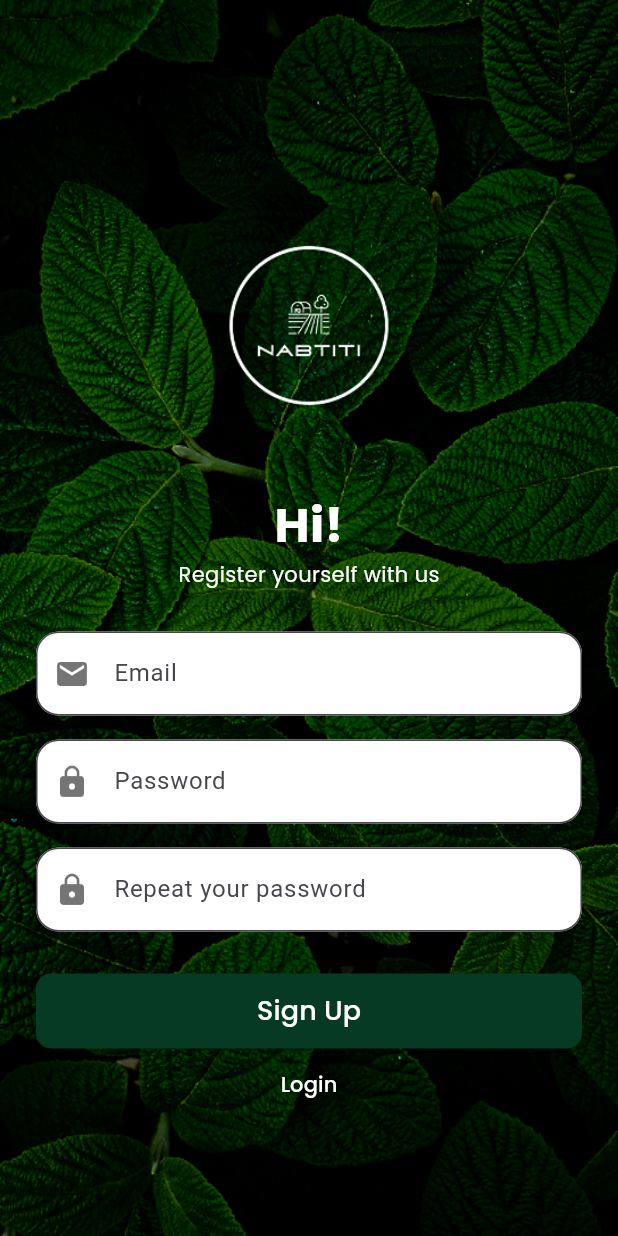
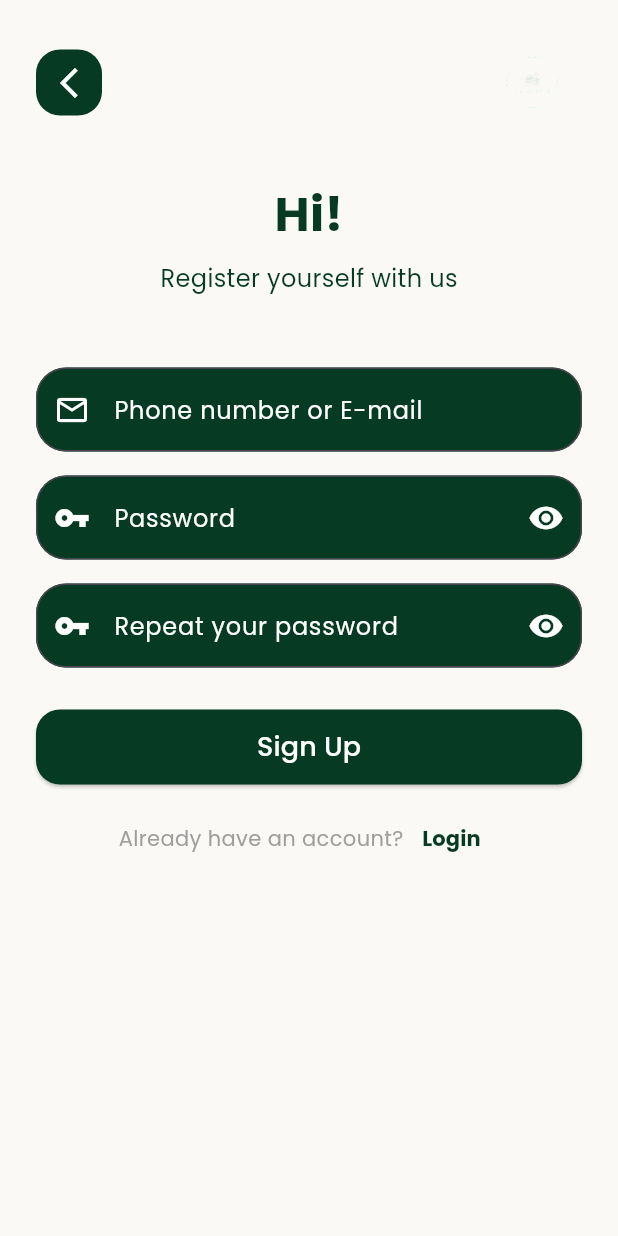
Before and after one commit to MazenDeebo/NAPTITI, a Flutter app: the screen it shows after launch, on a phone screen of 412 x 824 dp. Run offline on Flutter 3.47's test engine with Material 3 defaults, Android fonts, the phone set to English and light mode, and no system bars; our stand-ins replace cloud_firestore, firebase_auth, firebase_core, flutter_riverpod, get_it, google_fonts and 3 more; accounts and stored records are empty.

```diff
--- a/lib/NABTITI/UI/Register/Page/RegisterScreen.dart
+++ b/lib/NABTITI/UI/Register/Page/RegisterScreen.dart
@@ -15,6 +15,9 @@
   final TextEditingController emailController = TextEditingController();
   final TextEditingController passwordController = TextEditingController();
   final TextEditingController repeatPasswordController = TextEditingController();
+
+  bool showPassword = false;
+  bool showRepeatPassword = false;
 
   Future<void> _register() async {
     String email = emailController.text.trim();
@@ -35,7 +38,10 @@
         password: password,
       );
 
-      await FirebaseFirestore.instance.collection("USER").doc(userCredential.user!.uid).set({
+      await FirebaseFirestore.instance
+          .collection("USER")
+          .doc(userCredential.user!.uid)
+          .set({
         "Email": email,
         "Password": password,
         "RegistrationDate": Timestamp.now(),
@@ -57,104 +63,141 @@
   @override
   Widget build(BuildContext context) {
     return Scaffold(
-      body: Stack(
+      backgroundColor: const Color(0xFFFAF9F5),
+      body: SafeArea(
+        child: SingleChildScrollView(
+          padding: const EdgeInsets.symmetric(horizontal: 24),
+          child: Column(
+            crossAxisAlignment: CrossAxisAlignment.center,
             children: [
-          _buildBackground(),
-          Center(
-            child: SingleChildScrollView(
-              child: Column(
+              const SizedBox(height: 30),
+              Row(
+                mainAxisAlignment: MainAxisAlignment.spaceBetween,
                 children: [
-                  _buildLogo(),
+                  _backButton(context),
+                  Image.asset('assets/logo.png', height: 50),
+                ],
+              ),
+              const SizedBox(height: 40),
               Text("Hi!",
                   style: GoogleFonts.poppins(
-                          fontSize: 32,
+                      fontSize: 32, fontWeight: FontWeight.bold, color: Color(0xFF063A23))),
+              const SizedBox(height: 8),
+              Text("Register yourself with us",
+                  style: GoogleFonts.poppins(fontSize: 16, color: Color(0xFF063A23))),
+              const SizedBox(height: 40),
+              _buildTextField(Icons.email_outlined, "Phone number or E-mail", emailController),
+              _buildPasswordField(passwordController, "Password", showPassword, () {
+                setState(() {
+                  showPassword = !showPassword;
+                });
+              }),
+              _buildPasswordField(repeatPasswordController, "Repeat your password",
+                  showRepeatPassword, () {
+                    setState(() {
+                      showRepeatPassword = !showRepeatPassword;
+                    });
+                  }),
+              const SizedBox(height: 20),
+              _buildSignUpButton(),
+              const SizedBox(height: 12),
+              Row(
+                mainAxisAlignment: MainAxisAlignment.center,
+                children: [
+                  Text("Already have an account?",
+                      style: GoogleFonts.poppins(color: Colors.grey)),
+                  TextButton(
+                    onPressed: () => Navigator.push(context,
+                        MaterialPageRoute(builder: (context) => LoginScreen())),
+                    child: Text("Login",
+                        style: GoogleFonts.poppins(
                             fontWeight: FontWeight.bold,
-                          color: Colors.white)),
-                  Text("Register yourself with us",
-                      style: GoogleFonts.poppins(color: Colors.white)),
-                  const SizedBox(height: 20),
-                  _buildTextField(Icons.email, "Email", emailController),
-                  _buildTextField(Icons.lock, "Password", passwordController,
-                      isPassword: true),
-                  _buildTextField(Icons.lock, "Repeat your password",
-                      repeatPasswordController, isPassword: true),
-                  const SizedBox(height: 20),
-                  _buildButton(context, "Sign Up", _register),
-                  _buildLoginLink(context),
-                ],
-              ),
-            ),
+                            color: Color(0xFF063A23))),
                   ),
                 ],
               ),
-    );
-  }
-}
-
-// 🔹 COMMON WIDGETS
-Widget _buildTextField(IconData icon, String hint,
-    TextEditingController controller,
-    {bool isPassword = false}) {
-  return Padding(
-    padding: const EdgeInsets.symmetric(vertical: 8.0, horizontal: 24.0),
-    child: TextField(
-      controller: controller,
-      obscureText: isPassword,
-      decoration: InputDecoration(
-        prefixIcon: Icon(icon, color: Colors.black54),
-        hintText: hint,
-        filled: true,
-        fillColor: Colors.white,
-        border: OutlineInputBorder(borderRadius: BorderRadius.circular(15)),
+              const SizedBox(height: 40),
+            ],
+          ),
         ),
       ),
     );
   }
 
-Widget _buildButton(BuildContext context, String text, VoidCallback onPressed) {
-  return Padding(
-    padding: const EdgeInsets.symmetric(horizontal: 24.0),
-    child: SizedBox(
-      width: double.infinity,
-      height: 50,
-      child: ElevatedButton(
-        onPressed: onPressed,
-        style: ElevatedButton.styleFrom(
-          backgroundColor: const Color(0xFF063A23),
-          shape: RoundedRectangleBorder(borderRadius: BorderRadius.circular(10)),
-        ),
-        child: Text(text,
-            style: GoogleFonts.poppins(color: Colors.white, fontSize: 18)),
-      ),
+  Widget _backButton(BuildContext context) {
+    return InkWell(
+      onTap: () => Navigator.pop(context),
+      child: Container(
+        padding: const EdgeInsets.all(10),
+        decoration: BoxDecoration(
+            color: const Color(0xFF063A23),
+            borderRadius: BorderRadius.circular(16)),
+        child: const Icon(Icons.arrow_back_ios_new, color: Colors.white),
       ),
     );
   }
 
-Widget _buildBackground() {
-  return Container(
-    decoration: const BoxDecoration(
-      image: DecorationImage(
-        image: AssetImage('assets/bg_login.png'),
-        fit: BoxFit.cover,
+  Widget _buildTextField(
+      IconData icon, String hint, TextEditingController controller) {
+    return Padding(
+      padding: const EdgeInsets.symmetric(vertical: 8),
+      child: TextField(
+        controller: controller,
+        decoration: InputDecoration(
+          prefixIcon: Icon(icon, color: Colors.white),
+          filled: true,
+          fillColor: Color(0xFF063A23),
+          hintText: hint,
+          hintStyle: GoogleFonts.poppins(color: Colors.white),
+          border:
+          OutlineInputBorder(borderRadius: BorderRadius.circular(20.0)),
         ),
+        style: GoogleFonts.poppins(color: Colors.white),
       ),
     );
   }
 
-Widget _buildLogo() {
-  return Column(
-    children: [
-      const SizedBox(height: 40),
-      Image.asset('assets/logo.png', width: 200, height: 200),
-      const SizedBox(height: 10),
-    ],
+  Widget _buildPasswordField(TextEditingController controller, String hint,
+      bool isVisible, VoidCallback toggleVisibility) {
+    return Padding(
+      padding: const EdgeInsets.symmetric(vertical: 8),
+      child: TextField(
+        controller: controller,
+        obscureText: !isVisible,
+        decoration: InputDecoration(
+          prefixIcon: Icon(Icons.vpn_key, color: Colors.white),
+          suffixIcon: IconButton(
+            icon: Icon(
+              isVisible ? Icons.visibility_off : Icons.visibility,
+              color: Colors.white,
+            ),
+            onPressed: toggleVisibility,
+          ),
+          filled: true,
+          fillColor: Color(0xFF063A23),
+          hintText: hint,
+          hintStyle: GoogleFonts.poppins(color: Colors.white),
+          border:
+          OutlineInputBorder(borderRadius: BorderRadius.circular(20.0)),
+        ),
+        style: GoogleFonts.poppins(color: Colors.white),
+      ),
     );
   }
 
-Widget _buildLoginLink(BuildContext context) {
-  return TextButton(
-    onPressed: () => Navigator.push(
-        context, MaterialPageRoute(builder: (context) => LoginScreen())),
-    child: Text("Login", style: GoogleFonts.poppins(color: Colors.white)),
+  Widget _buildSignUpButton() {
+    return SizedBox(
+      width: double.infinity,
+      height: 50,
+      child: ElevatedButton(
+        onPressed: _register,
+        style: ElevatedButton.styleFrom(
+            backgroundColor: Color(0xFF063A23),
+            shape:
+            RoundedRectangleBorder(borderRadius: BorderRadius.circular(16))),
+        child: Text("Sign Up",
+            style: GoogleFonts.poppins(fontSize: 18, color: Colors.white)),
+      ),
     );
   }
+}
```
Also changed, not shown: pubspec.lock. Lines whose indentation alone changed are shown as unchanged.
